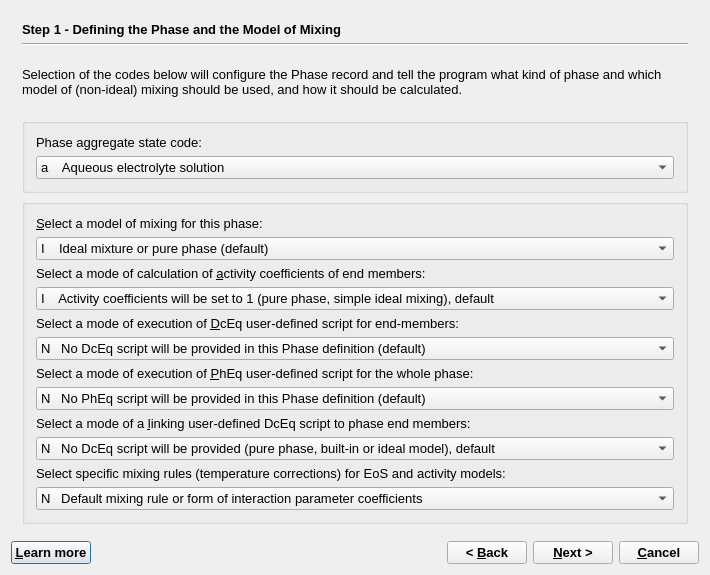
Old version of the form GUI/Dialogs4/PhaseWizard4.ui in the repository gemshub/GEMSGUI.
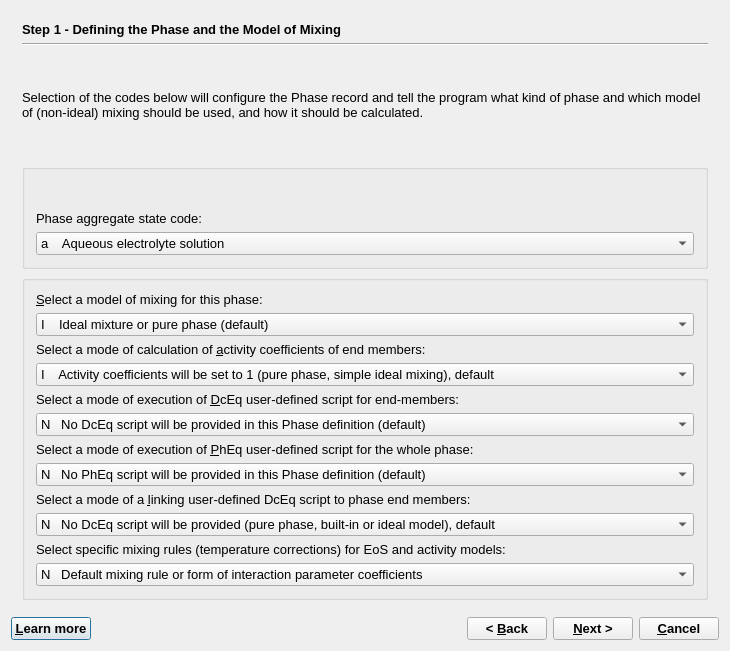
New version of the form.

```diff
--- a/GUI/Dialogs4/PhaseWizard4.ui
+++ b/GUI/Dialogs4/PhaseWizard4.ui
@@ -9,8 +9,8 @@
    <rect>
     <x>0</x>
     <y>0</y>
-    <width>710</width>
-    <height>561</height>
+    <width>730</width>
+    <height>651</height>
    </rect>
   </property>
   <property name="font">
```
Left out of the diff: 3 changed lines with no effect on the pictures.
